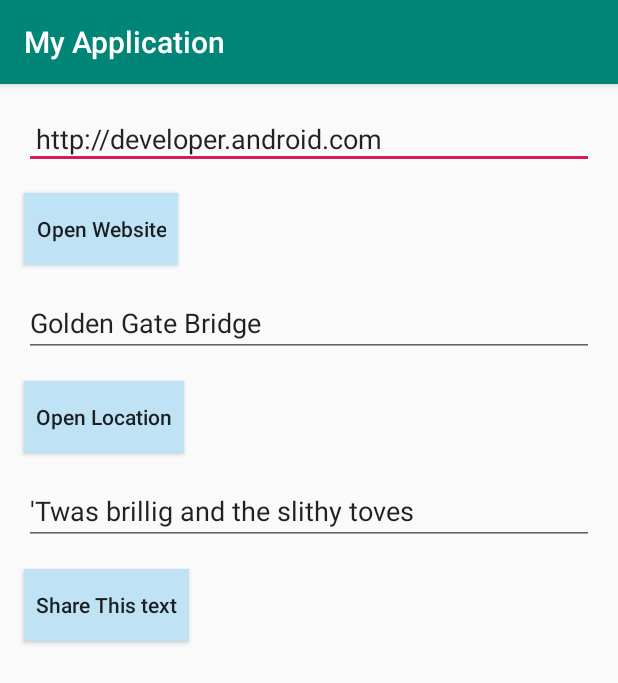
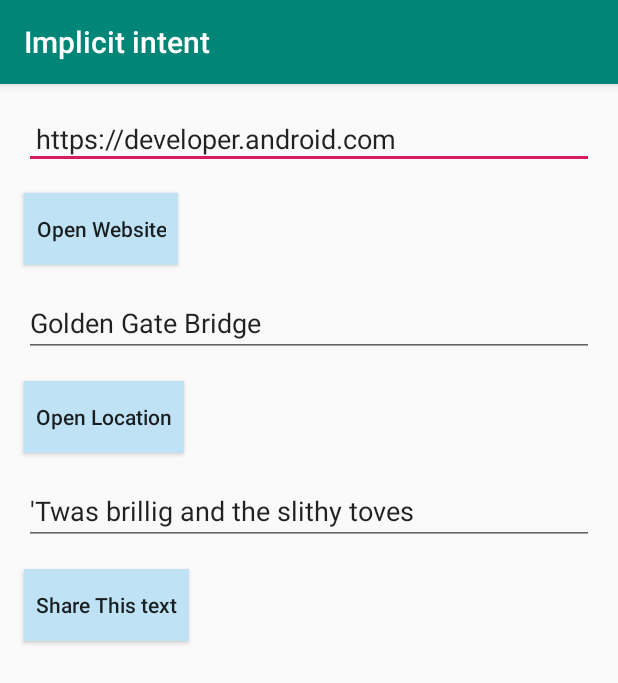
Before and after one commit to BraveDroid/Android-Fundamentals-codelabs, an Android app: the screen it shows after launch (MainActivity), after a tap on "Open Website", on a phone screen of 412 x 824 dp. Shown: the top 683 px of the screen. Run offline under Robolectric (Android 15) with nearby library versions, the phone set to English and light mode, and no system bars.

Commit message:
[learning] finalize implicit intent project.

```diff
--- a/Unit 1/Lesson 2/Activities and intents Coding challenge3/implicit intent/app/build.gradle
+++ b/Unit 1/Lesson 2/Activities and intents Coding challenge3/implicit intent/app/build.gradle
@@ -3,7 +3,7 @@ apply plugin: 'com.android.application'
 android {
     compileSdkVersion 28
     defaultConfig {
-        applicationId "com.bravedroid.myapplication"
+        applicationId "com.bravedroid.myapplication.client"
         minSdkVersion 21
         targetSdkVersion 28
         versionCode 1
--- a/Unit 1/Lesson 2/Activities and intents Coding challenge3/implicit intent/app/src/main/AndroidManifest.xml
+++ b/Unit 1/Lesson 2/Activities and intents Coding challenge3/implicit intent/app/src/main/AndroidManifest.xml
@@ -1,5 +1,6 @@
 <?xml version="1.0" encoding="utf-8"?>
 <manifest xmlns:android="http://schemas.android.com/apk/res/android"
+    xmlns:tools="http://schemas.android.com/tools"
     package="com.bravedroid.myapplication">
 
     <application
@@ -8,7 +9,8 @@
         android:label="@string/app_name"
         android:roundIcon="@mipmap/ic_launcher_round"
         android:supportsRtl="true"
-        android:theme="@style/AppTheme">
+        android:theme="@style/AppTheme"
+        tools:ignore="AllowBackup,GoogleAppIndexingWarning">
         <activity android:name=".MainActivity">
             <intent-filter>
                 <action android:name="android.intent.action.MAIN" />
--- a/Unit 1/Lesson 2/Activities and intents Coding challenge3/implicit intent/app/src/main/java/com/bravedroid/myapplication/MainActivity.java
+++ b/Unit 1/Lesson 2/Activities and intents Coding challenge3/implicit intent/app/src/main/java/com/bravedroid/myapplication/MainActivity.java
@@ -22,7 +22,7 @@ public class MainActivity extends AppCompatActivity {
         mLocationEditText = findViewById(R.id.location_edittext);
         mShareTextEditText = findViewById(R.id.share_edittext);
     }
-
+    // region callbacks
     public void openWebsite(View view) {
         String url = mWebsiteEditText.getText().toString();
         Uri webpage = Uri.parse(url);
@@ -30,8 +30,7 @@ public class MainActivity extends AppCompatActivity {
         if (intent.resolveActivity(getPackageManager()) != null) {
             startActivity(intent);
         } else {
-            Toast toast = Toast.makeText(this, "Can't handle this!", Toast.LENGTH_LONG);
-            toast.show();
+            Toast.makeText(this, "Can't handle this!", Toast.LENGTH_LONG).show();
         }
     }
 
@@ -57,4 +56,5 @@ public class MainActivity extends AppCompatActivity {
                 .setText(txt)
                 .startChooser();
     }
+    // endregion callbacks
 }
--- a/Unit 1/Lesson 2/Activities and intents Coding challenge3/implicit intent/app/src/main/res/layout/activity_main.xml
+++ b/Unit 1/Lesson 2/Activities and intents Coding challenge3/implicit intent/app/src/main/res/layout/activity_main.xml
@@ -1,15 +1,11 @@
 <?xml version="1.0" encoding="utf-8"?>
-<android.support.constraint.ConstraintLayout xmlns:android="http://schemas.android.com/apk/res/android"
+<LinearLayout xmlns:android="http://schemas.android.com/apk/res/android"
     xmlns:tools="http://schemas.android.com/tools"
     android:layout_width="match_parent"
     android:layout_height="match_parent"
+    android:orientation="vertical"
+    android:padding="8dp"
     tools:context=".MainActivity">
-
-    <LinearLayout
-        android:layout_width="match_parent"
-        android:layout_height="match_parent"
-        android:orientation="vertical"
-        android:padding="8dp">
 
     <EditText
         android:id="@+id/website_edittext"
@@ -17,7 +13,8 @@
         android:layout_height="wrap_content"
         android:layout_margin="8dp"
         android:padding="8dp"
-            android:text="@string/edittext_uri" />
+        android:text="@string/edittext_uri"
+        tools:ignore="Autofill,LabelFor,TextFields" />
 
     <Button
         android:id="@+id/open_website_button"
@@ -36,7 +33,8 @@
         android:layout_width="match_parent"
         android:layout_height="wrap_content"
         android:layout_margin="8dp"
-            android:text="@string/edittext_loc" />
+        android:text="@string/edittext_loc"
+        tools:ignore="Autofill,LabelFor,TextFields" />
 
     <Button
         android:id="@+id/open_location_button"
@@ -56,7 +54,8 @@
         android:layout_width="match_parent"
         android:layout_height="wrap_content"
         android:layout_margin="8dp"
-            android:text="@string/edittext_share" />
+        android:text="@string/edittext_share"
+        tools:ignore="Autofill,LabelFor,TextFields" />
 
     <Button
         android:id="@+id/share_text_button"
@@ -71,5 +70,3 @@
         android:text="@string/button_share"
         android:textAllCaps="false" />
 </LinearLayout>
-
-</android.support.constraint.ConstraintLayout>
--- a/Unit 1/Lesson 2/Activities and intents Coding challenge3/implicit intent/app/src/main/res/values/strings.xml
+++ b/Unit 1/Lesson 2/Activities and intents Coding challenge3/implicit intent/app/src/main/res/values/strings.xml
@@ -1,6 +1,6 @@
 <resources>
-    <string name="app_name">My Application</string>
-    <string name="edittext_uri">http://developer.android.com</string>
+    <string name="app_name">Implicit intent</string>
+    <string name="edittext_uri">https://developer.android.com</string>
     <string name="button_uri">Open Website</string>
     <string name="edittext_loc">Golden Gate Bridge</string>
     <string name="button_loc">Open Location</string>
```
Lines whose indentation alone changed are shown as unchanged.
